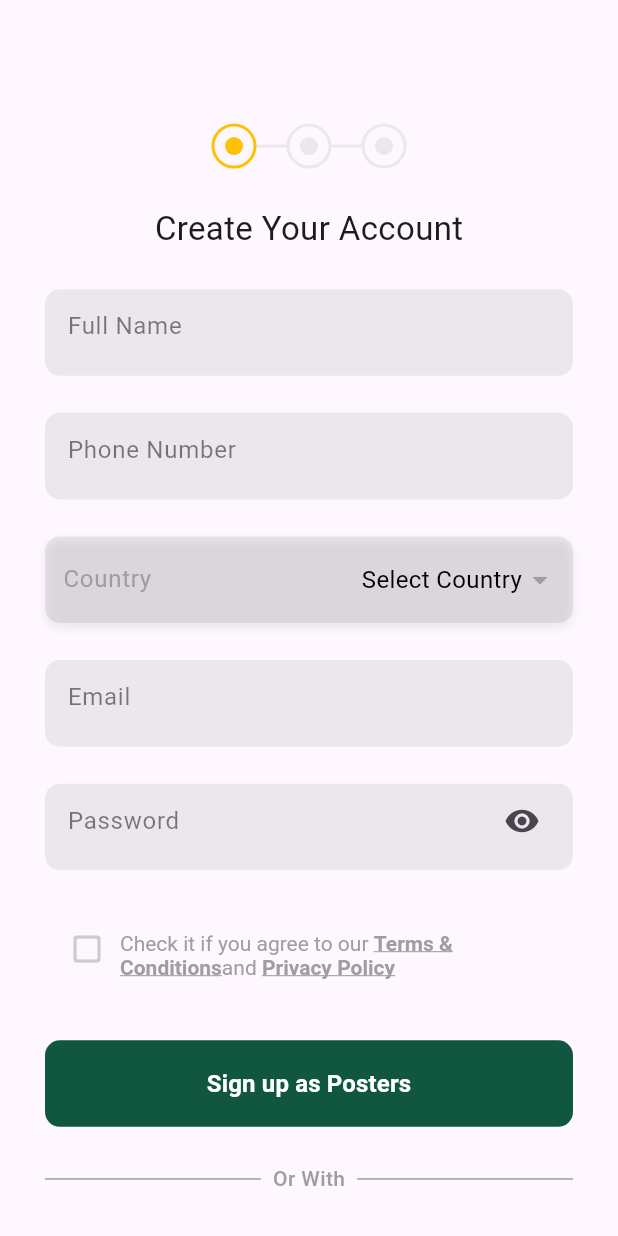
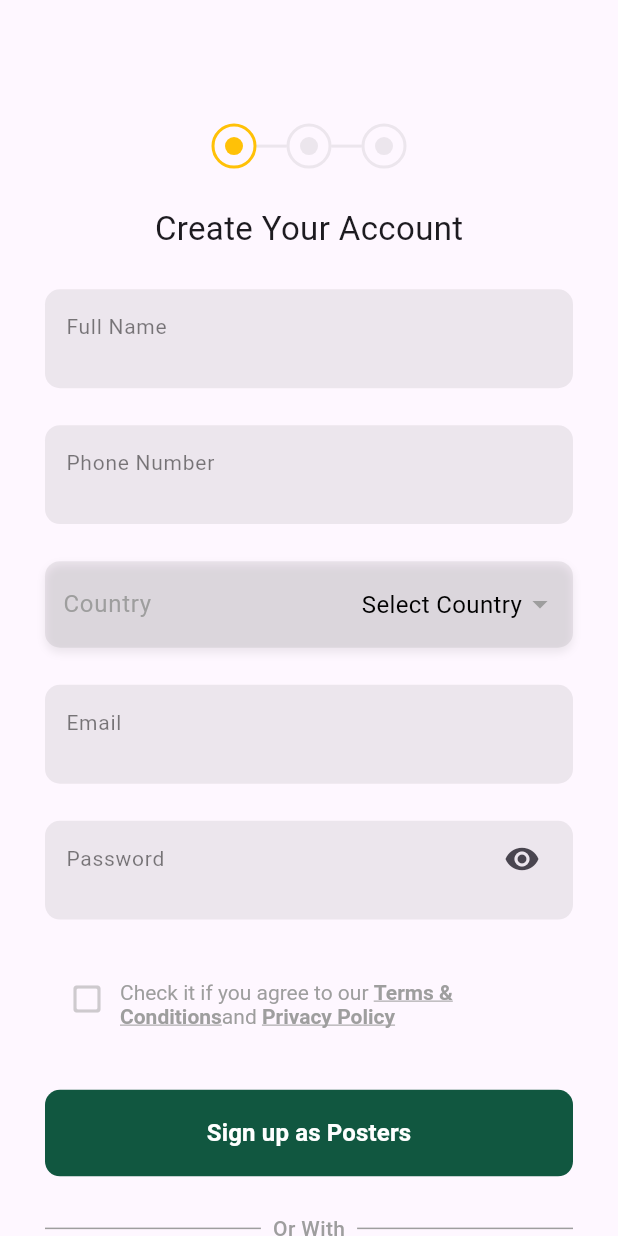
Before and after one commit to allaharakha786/Multi-vender, a Flutter app: the screen it shows after launch, on a phone screen of 412 x 824 dp. Run offline on Flutter 3.47's test engine with Material 3 defaults, Android fonts, the phone set to English and light mode, and no system bars; our stand-ins replace country_picker, flutter_screenutil, flutter_svg, get; project files that could hold a hidden picture were left out.

Commit message:
changes done

```diff
--- a/lib/view/widgets/customField.dart
+++ b/lib/view/widgets/customField.dart
@@ -7,36 +7,40 @@ class CustomField extends StatelessWidget {
   final String? Function(String?)? validator;
   final Widget? suffixIcon;
 
-  CustomField({
-    super.key,
+  const CustomField({
+    Key? key,
     required this.text,
     this.suffixIcon,
     this.validator,
     this.isSuffix = false,
-  });
+  }) : super(key: key);
 
   @override
   Widget build(BuildContext context) {
     Size mediaQuerySize = MediaQuery.of(context).size;
     return Container(
-      height: mediaQuerySize.height * 0.07.h,
-      width: mediaQuerySize.width * 0.9.w,
+      height: mediaQuerySize.height*0.08.h, // Slightly increased height for better spacing
+      width: mediaQuerySize.width*0.9.w, // Responsive width
       decoration: BoxDecoration(
         color: Colors.black.withOpacity(0.07),
         borderRadius: BorderRadius.circular(10),
       ),
       child: Padding(
-        padding: const EdgeInsets.symmetric(horizontal: 10),
+        padding: EdgeInsets.symmetric(horizontal: 10.w),
         child: TextFormField(
           validator: validator,
           decoration: InputDecoration(
             suffixIcon: isSuffix ? suffixIcon : null,
-            contentPadding: const EdgeInsets.symmetric(horizontal: 5, vertical: 13),
+            contentPadding: EdgeInsets.symmetric(vertical: 15.h), // Adjusted padding for alignment
             hintText: text,
-            border: InputBorder.none,
-            hintStyle: TextStyle(color: Colors.black.withOpacity(0.5)),
+            border: OutlineInputBorder(
+              borderRadius: BorderRadius.circular(10),
+              borderSide: BorderSide.none, // No visible border
+            ),
+            errorStyle: TextStyle(fontSize: 12.sp, color: Colors.red), // Error text styling
+            hintStyle: TextStyle(fontSize: 14.sp, color: Colors.black.withOpacity(0.5)),
           ),
-          style: TextStyle(color: Colors.black.withOpacity(0.5)),
+          style: TextStyle(fontSize: 14.sp, color: Colors.black.withOpacity(0.7)),
         ),
       ),
     );
```
